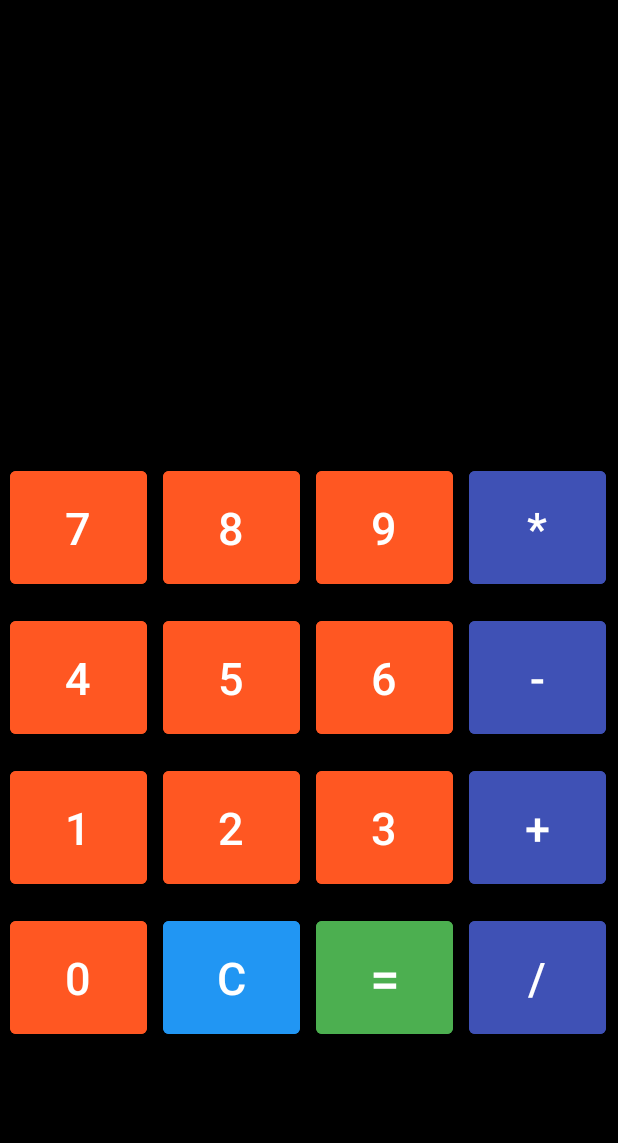
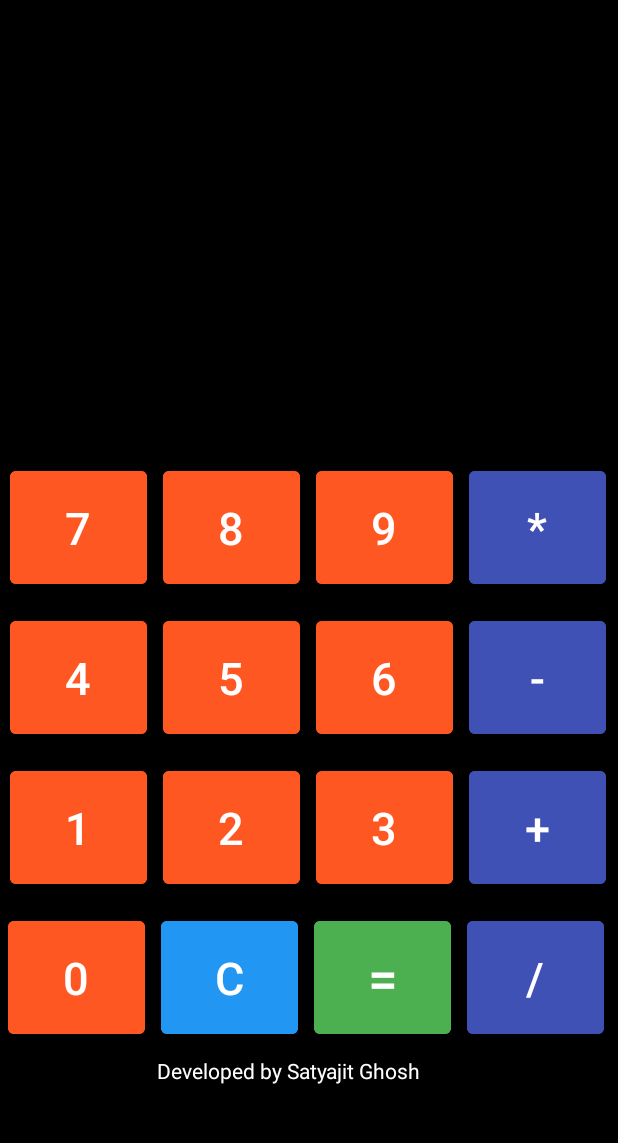
Before and after one commit to SATYAJIT1910/Android-Calculator-App, an Android app: the screen it shows after launch (MainActivity), on a phone screen of 412 x 824 dp, the part 84-1227 px from its top. Run offline under Robolectric (Android 15) with nearby library versions, the phone set to English and light mode, and no system bars.

```diff
--- a/app/src/main/res/layout/activity_main.xml
+++ b/app/src/main/res/layout/activity_main.xml
@@ -215,12 +215,13 @@
     </LinearLayout>
 
     <LinearLayout
+        android:id="@+id/linearLayout2"
         android:layout_width="408dp"
         android:layout_height="104dp"
         android:layout_marginTop="600dp"
         android:gravity="center"
         app:layout_constraintEnd_toEndOf="parent"
-        app:layout_constraintHorizontal_bias="0.333"
+        app:layout_constraintHorizontal_bias="0.0"
         app:layout_constraintStart_toStartOf="parent"
         app:layout_constraintTop_toTopOf="parent">
 
@@ -291,10 +292,11 @@
         android:layout_width="381dp"
         android:layout_height="139dp"
         android:layout_marginTop="56dp"
+        android:lines="2"
         android:text=""
         android:textAlignment="viewEnd"
         android:textColor="#FFFF"
-        android:textSize="40sp"
+        android:textSize="45sp"
         app:layout_constraintBottom_toTopOf="@+id/linearLayout"
         app:layout_constraintEnd_toEndOf="parent"
         app:layout_constraintHorizontal_bias="0.428"
@@ -302,5 +304,19 @@
         app:layout_constraintTop_toTopOf="parent"
         app:layout_constraintVertical_bias="0.128" />
 
+    <TextView
+        android:id="@+id/textView2"
+        android:layout_width="203dp"
+        android:layout_height="24dp"
+        android:text="Developed by Satyajit Ghosh"
+        android:textAllCaps="false"
+        android:textColor="#FFFFFF"
+        app:layout_constraintBottom_toBottomOf="parent"
+        app:layout_constraintEnd_toEndOf="parent"
+        app:layout_constraintHorizontal_bias="0.5"
+        app:layout_constraintStart_toStartOf="parent"
+        app:layout_constraintTop_toBottomOf="@+id/linearLayout2"
+        app:layout_constraintVertical_bias="0.0" />
+
 
 </androidx.constraintlayout.widget.ConstraintLayout>
```
Also changed, not shown: app/src/main/java/com/satyajitghosh/calculator/MainActivity.java (+54 -0 lines).
